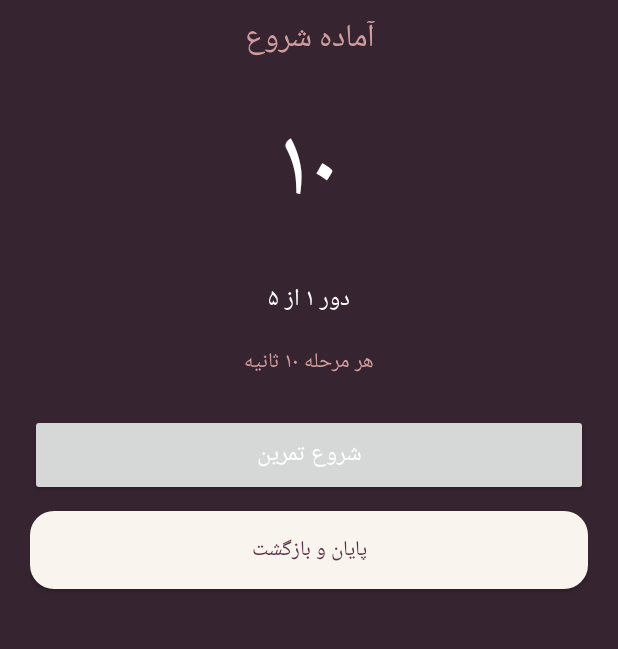
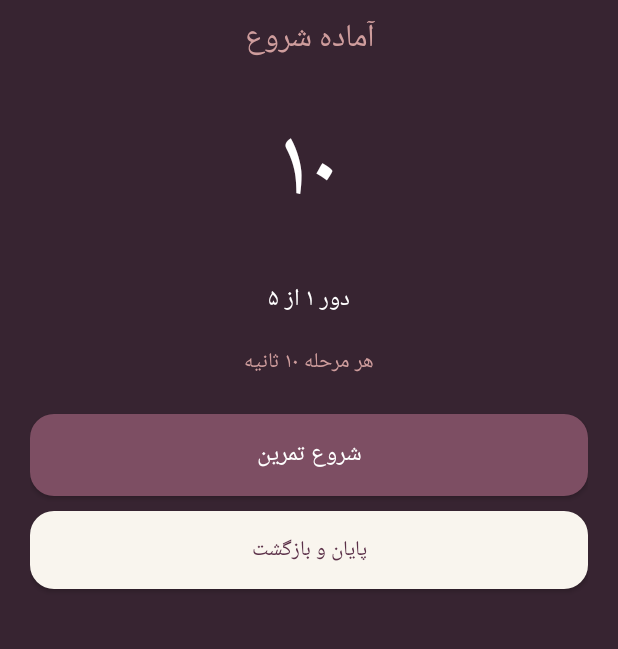
Before and after one commit to mehdisoltandoost-maker/KegelYar, an Android app: the screen it shows after launch (MainActivity), after a tap on "شروع تمرین", on a phone screen of 412 x 824 dp, the part 257-906 px from its top. Run offline under Robolectric (Android 15) with nearby library versions, the phone set to English and light mode, and no system bars; 1 other tap on this screen came first.

Commit message:
Update MainActivity.java

```diff
--- a/app/src/main/java/com/kegelyar/app/MainActivity.java
+++ b/app/src/main/java/com/kegelyar/app/MainActivity.java
@@ -19,6 +19,7 @@ public class MainActivity extends Activity {
     final int cream = Color.rgb(249,245,238);
     final int cardColor = Color.WHITE;
     final int plum = Color.rgb(91,48,72);
+    final int plumLight = Color.rgb(125,78,99);
     final int rose = Color.rgb(207,157,157);
     final int textColor = Color.rgb(65,53,57);
     final int muted = Color.rgb(135,119,119);
```
